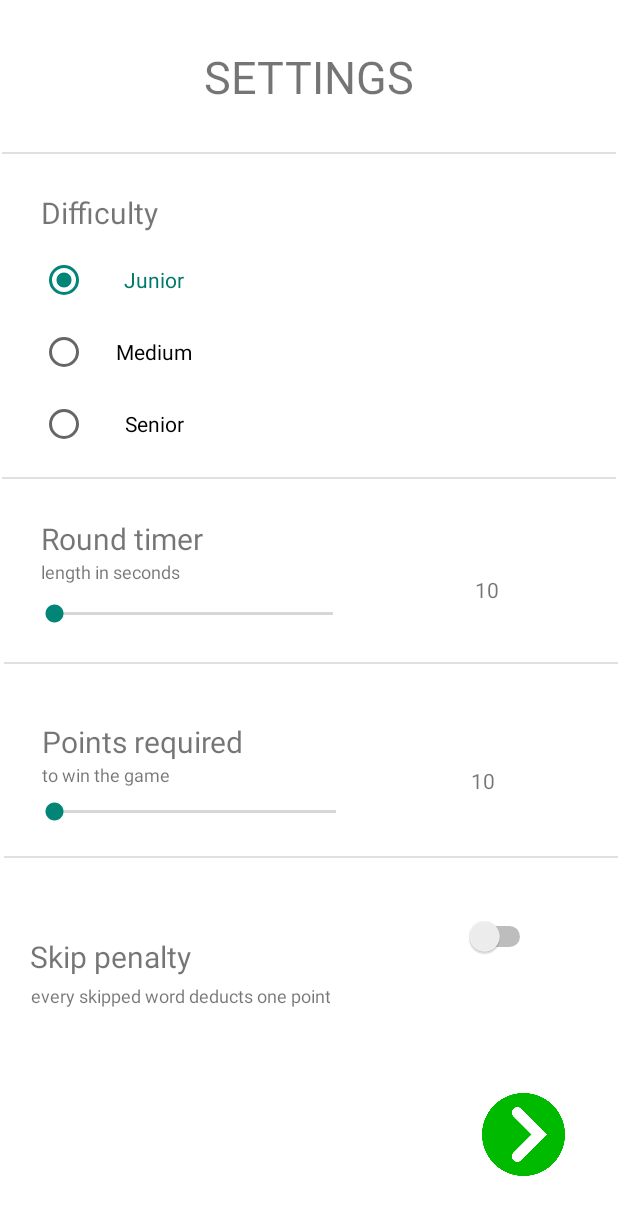
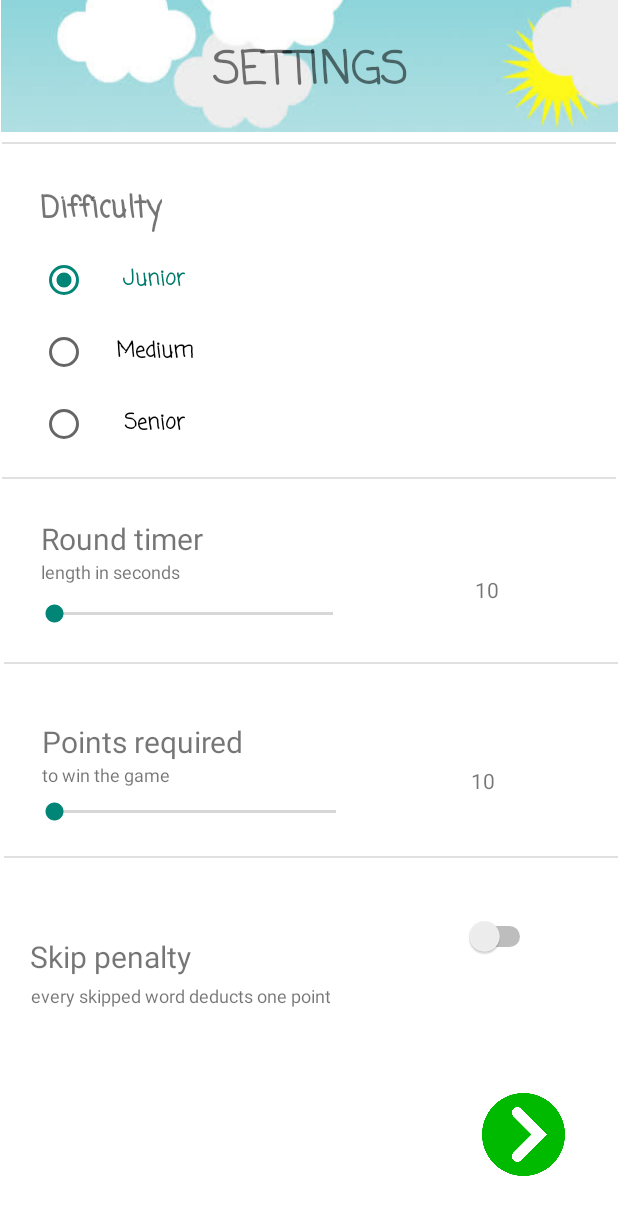
Before and after one commit to Bebrucha/Alias, an Android app: the Settings_4 screen opened directly, with no data from a screen before it, on a phone screen of 412 x 824 dp. Shown: the top 1215 px of the screen. Run offline under Robolectric (Android 15) with nearby library versions, the phone set to English and light mode, and no system bars.

Commit message:
Headeriai sudeti, playing phase mygtukai pakeisti, sriftai sudeti kai kur, bet reikia keist srifta pagrindini, nes dabar lietuviskos raides issikraipo, kai kur idejau, kad esme suprast

```diff
--- a/app/src/main/res/layout/activity_settings_4.xml
+++ b/app/src/main/res/layout/activity_settings_4.xml
@@ -7,7 +7,19 @@
     android:background="#FFFFFF"
     tools:context=".Settings_4">
 
-
+    <TextView
+        android:id="@+id/textView9"
+        android:layout_width="wrap_content"
+        android:layout_height="wrap_content"
+        android:fontFamily="casual"
+        android:text="@string/SETTINGS"
+        android:textSize="30sp"
+        android:textStyle="bold"
+        android:translationZ="1dp"
+        app:layout_constraintBottom_toTopOf="@+id/divider8"
+        app:layout_constraintEnd_toEndOf="parent"
+        app:layout_constraintStart_toStartOf="parent"
+        app:layout_constraintTop_toTopOf="parent" />
     //difficulty selection
 
     <TextView
@@ -22,7 +34,9 @@
         app:layout_constraintHorizontal_bias="0.081"
         app:layout_constraintStart_toStartOf="parent"
         app:layout_constraintTop_toBottomOf="@+id/divider8"
-        app:layout_constraintVertical_bias="0.785" />
+        app:layout_constraintVertical_bias="0.785"
+        android:fontFamily="casual"
+        android:textStyle="bold"/>
 
     <RadioGroup
         android:id="@+id/radioGroup"
@@ -43,7 +57,9 @@
             android:checked="true"
             android:text="@string/junior"
             android:textAlignment="center"
-            android:textColor="#00796B" />
+            android:textColor="#00796B"
+            android:fontFamily="casual"
+            android:textStyle="bold"/>
 
         <RadioButton
             android:id="@+id/Medium"
@@ -51,14 +67,18 @@
             android:layout_height="wrap_content"
             android:minHeight="48dp"
             android:text="@string/medium"
-            android:textAlignment="center" />
+            android:textAlignment="center"
+            android:fontFamily="casual"
+            android:textStyle="bold"/>
 
         <RadioButton
             android:id="@+id/Senior"
             android:layout_width="match_parent"
             android:layout_height="48dp"
             android:text="@string/senior"
-            android:textAlignment="center" />
+            android:textAlignment="center"
+            android:fontFamily="casual"
+            android:textStyle="bold"/>
 
     </RadioGroup>
 
@@ -260,18 +280,17 @@
         app:layout_constraintEnd_toEndOf="parent"
         app:layout_constraintStart_toStartOf="parent"
         app:layout_constraintTop_toTopOf="parent"
-        app:layout_constraintVertical_bias="0.139" />
+        app:layout_constraintVertical_bias="0.130" />
 
     <TextView
-        android:id="@+id/textView9"
-        android:layout_width="wrap_content"
-        android:layout_height="wrap_content"
-        android:text="SETTINGS"
-        android:textSize="30sp"
-        app:layout_constraintBottom_toTopOf="@+id/divider8"
+        android:id="@+id/textView18"
+        android:layout_width="411dp"
+        android:layout_height="88dp"
+        android:background="@drawable/header"
         app:layout_constraintEnd_toEndOf="parent"
         app:layout_constraintStart_toStartOf="parent"
         app:layout_constraintTop_toTopOf="parent" />
 
+
     //difficulty selection
 </androidx.constraintlayout.widget.ConstraintLayout>
--- a/app/src/main/res/values/strings.xml
+++ b/app/src/main/res/values/strings.xml
@@ -58,4 +58,5 @@
     <string name="off_ti">OFF</string>
     <string name="which_team_guessed">Which team guessed the word?</string>
     <string name="save">Save</string>
+    <string name="SETTINGS">SETTINGS</string>
 </resources>
```
Also changed, not shown: app/src/main/res/drawable/playing_phase_button.xml (added, +7 -0 lines), app/src/main/res/layout/activity_playing_phase_6.xml (+13 -5 lines), app/src/main/res/layout/activity_team_scores11.xml (+9 -7 lines), app/src/main/res/layout/activity_team_scores_5.xml (+16 -8 lines), app/src/main/res/drawable/header.png (added), 1 other file.
